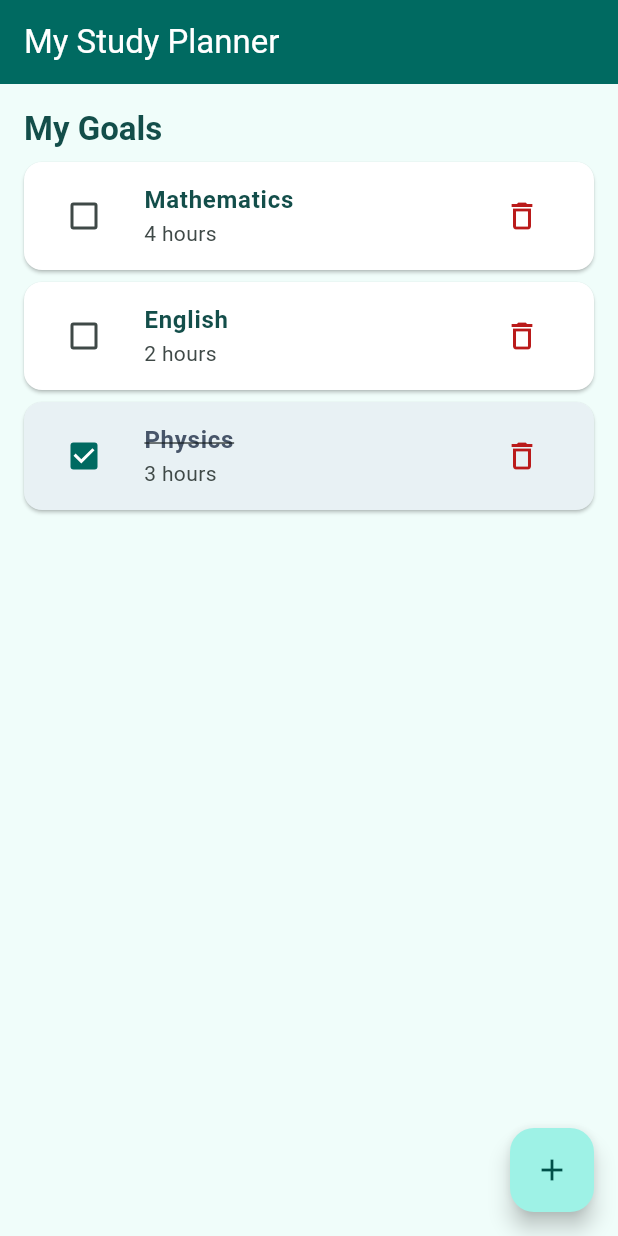
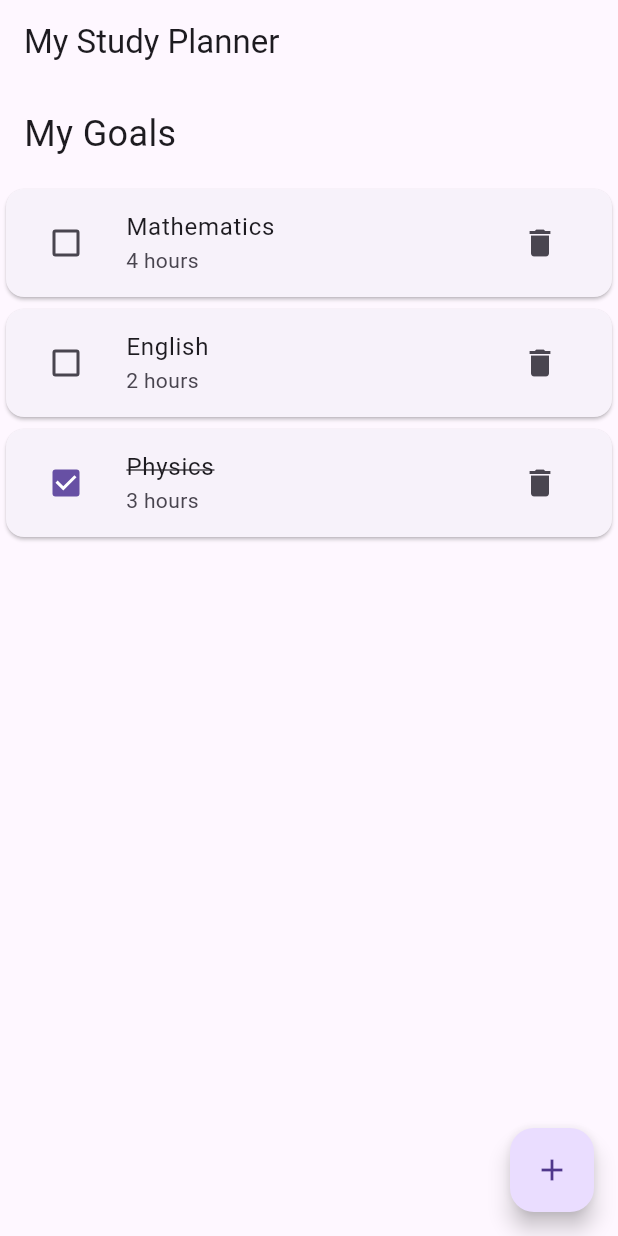
Before and after one commit to ahmei1/study_planner, a Flutter app: the screen it shows after launch, on a phone screen of 412 x 824 dp. Run offline on Flutter 3.47's test engine with Material 3 defaults, Android fonts, the phone set to English and light mode, and no system bars.

Commit message:
fix some bugs

```diff
--- a/lib/main.dart
+++ b/lib/main.dart
@@ -1,66 +1,59 @@
-import 'package:material_ui/material_ui.dart';
+
+import 'package:flutter/material.dart';
 
 void main() {
-  runApp(const StudyPlannerApp());
+  runApp(const MyApp());
 }
 
-// STATIC: the app shell. It only sets the title, the colours, and the home screen.
-class StudyPlannerApp extends StatelessWidget {
-  const StudyPlannerApp({super.key});
+// STATIC: Main app setup
+class MyApp extends StatelessWidget {
+  const MyApp({super.key});
 
   @override
   Widget build(BuildContext context) {
-    return MaterialApp(
+    return const MaterialApp(
       debugShowCheckedModeBanner: false,
-      title: 'My Study Planner',
-      theme: ThemeData(
-        colorScheme: ColorScheme.fromSeed(seedColor: const Color(0xFF0D9488)),
-        useMaterial3: true,
-        scaffoldBackgroundColor: const Color(0xFFF0FDFA),
-      ),
-      home: const StudyPlannerScreen(),
+      home: StudyPlanner(),
     );
   }
 }
 
-class StudyPlannerScreen extends StatefulWidget {
-  const StudyPlannerScreen({super.key});
+// Phase 2: Stateful screen
+class StudyPlanner extends StatefulWidget {
+  const StudyPlanner({super.key});
 
   @override
-  State<StudyPlannerScreen> createState() => _StudyPlannerScreenState();
+  State<StudyPlanner> createState() => _StudyPlannerState();
 }
 
-class _StudyPlannerScreenState extends State<StudyPlannerScreen> {
-  // LOGIC: every goal is one map with subject, hours, and done.
-  final List<Map<String, dynamic>> goals = [
+class _StudyPlannerState extends State<StudyPlanner> {
+
+  // LOGIC: Store the study goals
+  List<Map<String, dynamic>> goals = [
     {'subject': 'Mathematics', 'hours': 4, 'done': false},
     {'subject': 'English', 'hours': 2, 'done': false},
     {'subject': 'Physics', 'hours': 3, 'done': true},
   ];
 
-  int _nextSample = 1;
-
-  // LOGIC: the + button adds one practice goal.
-  void addSampleGoal() {
+  // LOGIC: Add a sample goal
+  void addGoal() {
     setState(() {
       goals.add({
-        'subject': 'Sample Goal $_nextSample',
+        'subject': 'New Subject',
         'hours': 1,
         'done': false,
       });
-      _nextSample = _nextSample + 1;
     });
   }
 
-  // LOGIC: tap a goal to switch done on or off.
-  void toggleDone(int index) {
+  // LOGIC: Mark a goal as done or not done
+  void toggleGoal(int index) {
     setState(() {
-      final isDone = goals[index]['done'] == true;
-      goals[index]['done'] = !isDone;
+      goals[index]['done'] = !goals[index]['done'];
     });
   }
 
-  // LOGIC: remove one goal from the list.
+  // LOGIC: Delete a goal
   void deleteGoal(int index) {
     setState(() {
       goals.removeAt(index);
@@ -69,72 +62,54 @@ class _StudyPlannerScreenState extends State<StudyPlannerScreen> {
 
   @override
   Widget build(BuildContext context) {
-    final colors = Theme.of(context).colorScheme;
-
     return Scaffold(
-      // STATIC: the bar at the top with the app name.
+      // STATIC: App title
       appBar: AppBar(
         title: const Text('My Study Planner'),
-        backgroundColor: colors.primary,
-        foregroundColor: colors.onPrimary,
       ),
 
-      // STATIC: everything under the bar.
-      body: Padding(
-        padding: const EdgeInsets.all(16),
-        child: Column(
+      // STATIC: Heading and goals list
+      body: Column(
         crossAxisAlignment: CrossAxisAlignment.start,
         children: [
-            // STATIC: the heading above the list.
-            Text(
+          const Padding(
+            padding: EdgeInsets.all(16),
+            child: Text(
               'My Goals',
-              style: Theme.of(context).textTheme.titleLarge?.copyWith(
-                fontWeight: FontWeight.w700,
-                color: const Color(0xFF134E4A),
+              style: TextStyle(fontSize: 24),
             ),
           ),
-            const SizedBox(height: 8),
 
+          // CONNECTION: Display goals from the list
           Expanded(
-              // CONNECTION: this list is drawn from the goals data above.
             child: ListView.builder(
-                padding: const EdgeInsets.only(bottom: 80),
               itemCount: goals.length,
               itemBuilder: (context, index) {
                 final goal = goals[index];
-                  final done = goal['done'] == true;
-                  final hours = goal['hours'] as int;
-                  final hoursText = hours == 1 ? '1 hour' : '$hours hours';
 
-                  // STATIC: one goal card.
                 return Card(
-                    color: done ? const Color(0xFFE8F1F4) : Colors.white,
-                    margin: const EdgeInsets.only(bottom: 8),
                   child: ListTile(
-                      onTap: () => toggleDone(index),
+                    // CONNECTION: Tap to change completion status
+                    onTap: () => toggleGoal(index),
+
                     leading: Checkbox(
-                        value: done,
-                        onChanged: (_) => toggleDone(index),
+                      value: goal['done'],
+                      onChanged: (value) => toggleGoal(index),
                     ),
+
                     title: Text(
-                        goal['subject'] as String,
+                      goal['subject'],
                       style: TextStyle(
-                          fontWeight: FontWeight.w600,
-                          decoration: done
+                        decoration: goal['done']
                             ? TextDecoration.lineThrough
                             : TextDecoration.none,
-                          color: done
-                              ? const Color(0xFF475569)
-                              : const Color(0xFF134E4A),
                       ),
                     ),
-                      subtitle: Text(hoursText),
+
+                    subtitle: Text('${goal['hours']} hours'),
+
                     trailing: IconButton(
-                        tooltip: 'Delete goal',
-                        icon: Icon(
-                          Icons.delete_outline,
-                          color: colors.error,
-                        ),
+                      icon: const Icon(Icons.delete),
                       onPressed: () => deleteGoal(index),
                     ),
                   ),
@@ -144,13 +119,10 @@ class _StudyPlannerScreenState extends State<StudyPlannerScreen> {
           ),
         ],
       ),
-      ),
 
-      // STATIC: the round + button.
-      // CONNECTION: pressing it calls addSampleGoal, which updates the list.
+      // STATIC in Phase 1; adds a goal in Phase 2
       floatingActionButton: FloatingActionButton(
-        onPressed: addSampleGoal,
-        tooltip: 'Add a sample goal',
+        onPressed: addGoal,
         child: const Icon(Icons.add),
       ),
     );
```
Lines whose indentation alone changed are shown as unchanged.
